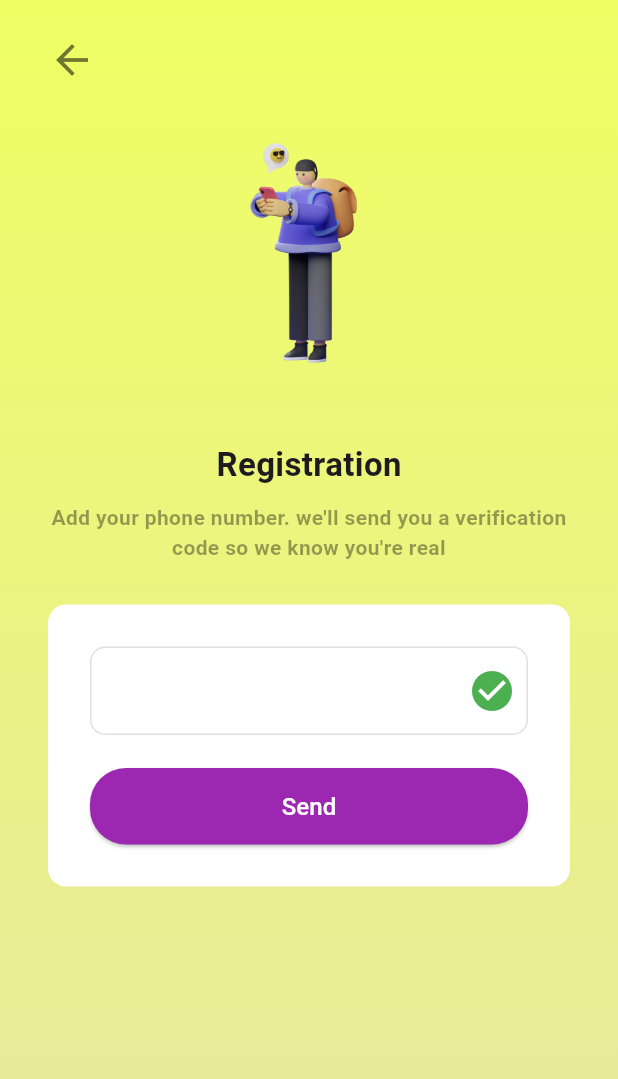
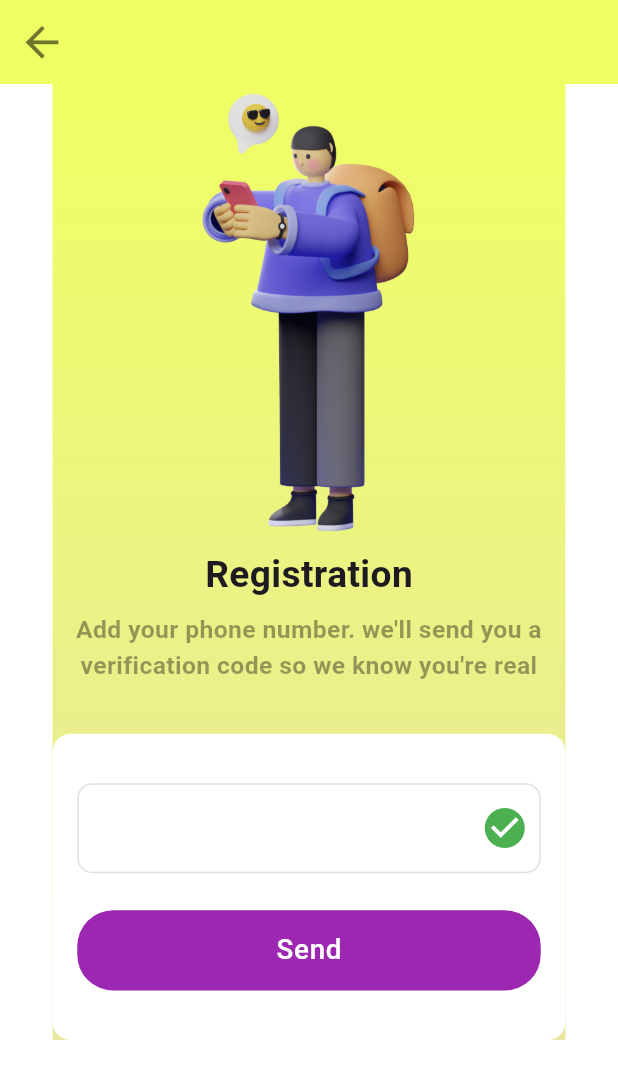
Before and after one commit to mibad862/EasyTransit, a Flutter app: the screen it shows after launch, after a tap on "Create Account", on a phone screen of 412 x 824 dp. Shown: the top 1079 px of the screen. Run offline on Flutter 3.47's test engine with Material 3 defaults, Android fonts, the phone set to English and light mode, and no system bars; our stand-ins replace firebase_core, flutter_map, latlong2; accounts and stored records are empty.

Commit message:
05/05/2024

```diff
--- /dev/null
+++ b/lib/common_widgets/common_elevated_button.dart
@@ -0,0 +1,60 @@
+import 'package:flutter/material.dart';
+
+class CommonElevatedButton extends StatelessWidget {
+  const CommonElevatedButton({
+    super.key, // Corrected key definition
+    required this.onPressed,
+    this.height,
+    this.width,
+    required this.text,
+    this.textColor,
+    this.buttonColor,
+    this.fontSize,
+    this.borderRadius,
+    this.buttonElevation,
+  }); // Corrected super constructor call
+
+  final VoidCallback onPressed;
+  final double? height;
+  final double? width;
+  final String text;
+  final Color? buttonColor;
+  final Color? textColor;
+  final double? fontSize;
+  final double? borderRadius;
+  final double? buttonElevation;
+
+  @override
+  Widget build(BuildContext context) {
+
+    final screenHeight = MediaQuery.of(context).size.height;
+    final screenWidth = MediaQuery.of(context).size.width;
+
+    return Material(
+      elevation: buttonElevation ?? 0.0,
+      borderRadius: BorderRadius.circular(borderRadius ?? 6.0),
+      color: Colors.transparent, // Set color to transparent
+      child: InkWell(
+        borderRadius: BorderRadius.circular(borderRadius ?? 6.0),
+        onTap: onPressed,
+        child: Container(
+          height: height ?? screenHeight * 0.050,
+          width: width ?? screenWidth * 0.2,
+          alignment: Alignment.center,
+          decoration: BoxDecoration(
+            borderRadius: BorderRadius.circular(borderRadius ?? 6.0),
+            color: buttonColor ?? Colors.red,
+          ),
+          child: Text(
+            text,
+            style: Theme.of(context).textTheme.bodyText1!.copyWith(
+              fontSize: fontSize ?? screenWidth * 0.020,
+              color: textColor ?? Colors.white,
+              fontWeight: FontWeight.w500,
+            ),
+          ),
+        ),
+      ),
+    );
+  }
+}
--- a/lib/views/otp_register_screen.dart
+++ b/lib/views/otp_register_screen.dart
@@ -1,92 +1,117 @@
+import 'package:demo_project1/common_widgets/common_elevated_button.dart';
 import 'package:demo_project1/views/otp_screen.dart';
 import 'package:flutter/material.dart';
 
-class OtpRegister extends StatefulWidget {
-  const OtpRegister({required Key key}) : super(key: key);
+class OTPRegisterScreen extends StatefulWidget {
+  const OTPRegisterScreen({required Key key}) : super(key: key);
 
   @override
-  _RegisterState createState() => _RegisterState();
+  RegisterState createState() => RegisterState();
 }
 
-class _RegisterState extends State<OtpRegister> {
+class RegisterState extends State<OTPRegisterScreen> {
   @override
   Widget build(BuildContext context) {
+    final screenHeight = MediaQuery.of(context).size.height;
+    final screenWidth = MediaQuery.of(context).size.width;
+
     return Scaffold(
+      appBar: _buildAppBar(screenWidth),
       resizeToAvoidBottomInset: false,
-      backgroundColor: const Color(0xfff7f6fb),
-      body: Container(
-        decoration: const BoxDecoration(
+      backgroundColor: Colors.transparent,
+      body: SafeArea(
+        child: Container(
+          decoration: _buildBackgroundDecoration(),
+          width: double.infinity,
+          margin: EdgeInsets.symmetric(horizontal: screenWidth * 0.085),
+          child: Column(
+            mainAxisSize: MainAxisSize.min,
+            children: [
+              _buildIllustration(screenHeight, screenWidth),
+              SizedBox(height: screenHeight * 0.005),
+              _buildRegistrationText(screenWidth),
+              SizedBox(height: screenHeight * 0.010),
+              _buildDescriptionText(screenWidth),
+              SizedBox(height: screenHeight * 0.040),
+              _buildForm(screenHeight, screenWidth, context),
+            ],
+          ),
+        ),
+      ),
+    );
+  }
+
+  PreferredSizeWidget _buildAppBar(double screenWidth) {
+    return AppBar(
+      backgroundColor: const Color.fromARGB(255, 239, 255, 99),
+      leading: GestureDetector(
+        onTap: () => Navigator.pop(context),
+        child: Icon(
+          Icons.arrow_back,
+          size: screenWidth * 0.080,
+          color: Colors.black54,
+        ),
+      ),
+    );
+  }
+
+  BoxDecoration _buildBackgroundDecoration() {
+    return const BoxDecoration(
       gradient: LinearGradient(
         begin: Alignment.topCenter,
         end: Alignment.bottomCenter,
         colors: [
-              Color.fromARGB(
-                  255, 239, 255, 99), // Change these colors to your preference
+          Color.fromARGB(255, 239, 255, 99),
           Color.fromARGB(255, 232, 231, 161),
         ],
       ),
-        ),
-        child: SafeArea(
-          child: Padding(
-            padding: const EdgeInsets.symmetric(vertical: 24, horizontal: 32),
-            child: Column(
-              children: [
-                Align(
-                  alignment: Alignment.topLeft,
-                  child: GestureDetector(
-                    onTap: () => Navigator.pop(context),
-                    child: const Icon(
-                      Icons.arrow_back,
-                      size: 32,
-                      color: Colors.black54,
-                    ),
-                  ),
-                ),
-                const SizedBox(
-                  height: 18,
-                ),
-                Container(
-                  width: 200,
-                  height: 200,
-                  decoration: BoxDecoration(
-                    shape: BoxShape.circle,
-                  ),
-                  child: Image.asset(
+    );
+  }
+
+  Widget _buildIllustration(double screenHeight, double screenWidth) {
+    return Image.asset(
       'assets/images/illustration-2.png',
-                  ),
-                ),
-                const SizedBox(
-                  height: 20,
-                ),
-                const Text(
+      height: screenHeight * 0.370,
+      width: screenWidth * 0.370,
+      fit: BoxFit.contain,
+    );
+  }
+
+  Widget _buildRegistrationText(double screenWidth) {
+    return Text(
       'Registration',
       style: TextStyle(
-                    fontSize: 22,
+        fontSize: screenWidth * 0.060,
         fontWeight: FontWeight.bold,
       ),
-                ),
-                const SizedBox(
-                  height: 10,
-                ),
-                const Text(
+    );
+  }
+
+  Widget _buildDescriptionText(double screenWidth) {
+    return Text(
       "Add your phone number. we'll send you a verification code so we know you're real",
       style: TextStyle(
-                    fontSize: 14,
+        fontSize: screenWidth * 0.040,
         fontWeight: FontWeight.bold,
         color: Colors.black38,
       ),
       textAlign: TextAlign.center,
+    );
+  }
+
+  Widget _buildForm(
+      double screenHeight, double screenWidth, BuildContext context) {
+    return Container(
+      padding: EdgeInsets.symmetric(
+        horizontal: screenWidth * 0.040,
+        vertical: screenHeight * 0.040,
       ),
-                const SizedBox(
-                  height: 28,
-                ),
-                Container(
-                  padding: const EdgeInsets.all(28),
       decoration: BoxDecoration(
         color: Colors.white,
         borderRadius: BorderRadius.circular(12),
       ),
       child: Column(
+        mainAxisSize: MainAxisSize.min,
         children: [
           TextFormField(
             keyboardType: TextInputType.number,
@@ -95,14 +120,16 @@ class _RegisterState extends State<OtpRegister> {
               fontWeight: FontWeight.bold,
             ),
             decoration: InputDecoration(
+              contentPadding:
+              EdgeInsets.symmetric(vertical: screenHeight * 0.020),
               enabledBorder: OutlineInputBorder(
-                              borderSide:
-                                  const BorderSide(color: Colors.black12),
-                              borderRadius: BorderRadius.circular(10)),
+                borderSide: const BorderSide(color: Colors.black12),
+                borderRadius: BorderRadius.circular(10),
+              ),
               focusedBorder: OutlineInputBorder(
-                              borderSide:
-                                  const BorderSide(color: Colors.black12),
-                              borderRadius: BorderRadius.circular(10)),
+                borderSide: const BorderSide(color: Colors.black12),
+                borderRadius: BorderRadius.circular(10),
+              ),
               prefix: const Padding(
                 padding: EdgeInsets.symmetric(horizontal: 8),
                 child: Text(
@@ -120,48 +147,24 @@ class _RegisterState extends State<OtpRegister> {
               ),
             ),
           ),
-                      const SizedBox(
-                        height: 22,
-                      ),
-                      SizedBox(
-                        width: double.infinity,
-                        child: ElevatedButton(
-                          onPressed: () {
-                            Navigator.of(context).push(
+          SizedBox(height: screenHeight * 0.030),
+          CommonElevatedButton(
+            fontSize: screenWidth * 0.045,
+            borderRadius: 24.0,
+            width: screenWidth * 0.750,
+            height: screenHeight * 0.065,
+            buttonColor: Colors.purple,
+            textColor: Colors.white,
+            onPressed: () => Navigator.of(context).push(
               MaterialPageRoute(
                 builder: (context) => OtpScreen(
                   key: UniqueKey(),
-                                      )),
-                            );
-                          },
-                          style: ButtonStyle(
-                            foregroundColor:
-                                MaterialStateProperty.all<Color>(Colors.white),
-                            backgroundColor:
-                                MaterialStateProperty.all<Color>(Colors.purple),
-                            shape: MaterialStateProperty.all<
-                                RoundedRectangleBorder>(
-                              RoundedRectangleBorder(
-                                borderRadius: BorderRadius.circular(24.0),
                 ),
               ),
             ),
-                          child: const Padding(
-                            padding: EdgeInsets.all(14.0),
-                            child: Text(
-                              'Send',
-                              style: TextStyle(fontSize: 16),
-                            ),
-                          ),
-                        ),
-                      )
-                    ],
-                  ),
+            text: "Send",
           ),
         ],
-            ),
-          ),
-        ),
       ),
     );
   }
--- a/lib/views/passenger_screen.dart
+++ b/lib/views/passenger_screen.dart
@@ -2,7 +2,6 @@ import 'package:demo_project1/views/widgets/create_parcel_request.dart';
 import 'package:demo_project1/views/ride_view_screen.dart';
 import 'package:flutter/material.dart';
 import 'package:demo_project1/views/driver_screen.dart';
-
 import 'widgets/bus_scedule.dart';
 import 'widgets/emergency_service.dart';
 
--- a/lib/views/welcome_screen.dart
+++ b/lib/views/welcome_screen.dart
@@ -67,7 +67,7 @@ class _WelcomeState extends State<Welcome> {
                     onPressed: () {
                       Navigator.of(context).push(
                         MaterialPageRoute(
-                            builder: (context) => OtpRegister(
+                            builder: (context) => OTPRegisterScreen(
                                   key: UniqueKey(),
                                 )),
                       );
```
Also changed, not shown: assets/images/illustration-2.png. Lines whose indentation alone changed are shown as unchanged.
